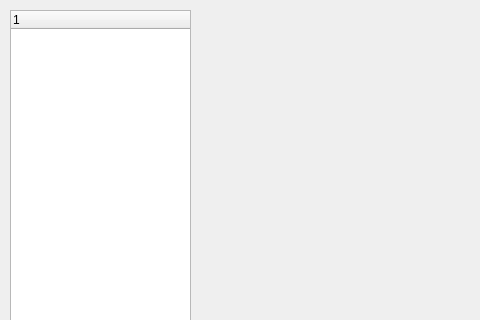
Above: res/msv_plot_gui.ui from fran-jo/SimuGUI before the change; both pictures show x 0 to 480 and y 0 to 320 of the 734 by 480 pixel window. Below: the same form after it.
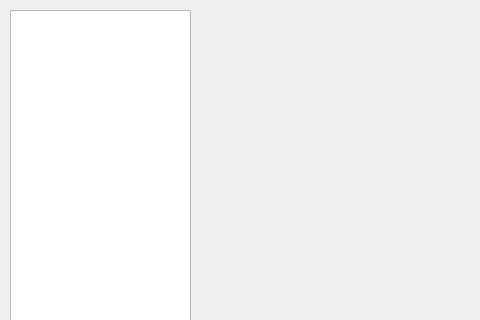
That is the form after the change. Icons and pictures are not drawn. Custom widgets are drawn as their Qt base class.

Commit message:
New UI for m2m and plot
Try to include ModelicaRes, issues with parameters units
M2M based on CIM profiles, only GUI

Diff of the .ui file:
```diff
--- a/res/msv_plot_gui.ui
+++ b/res/msv_plot_gui.ui
@@ -32,6 +32,15 @@
      <height>461</height>
     </rect>
    </property>
+   <property name="indentation">
+    <number>10</number>
+   </property>
+   <property name="columnCount">
+    <number>1</number>
+   </property>
+   <attribute name="headerVisible">
+    <bool>false</bool>
+   </attribute>
    <column>
     <property name="text">
      <string notr="true">1</string>
```
Left out of the diff: 2 changed lines with no effect on the pictures. The commit also changes 8 other files.
